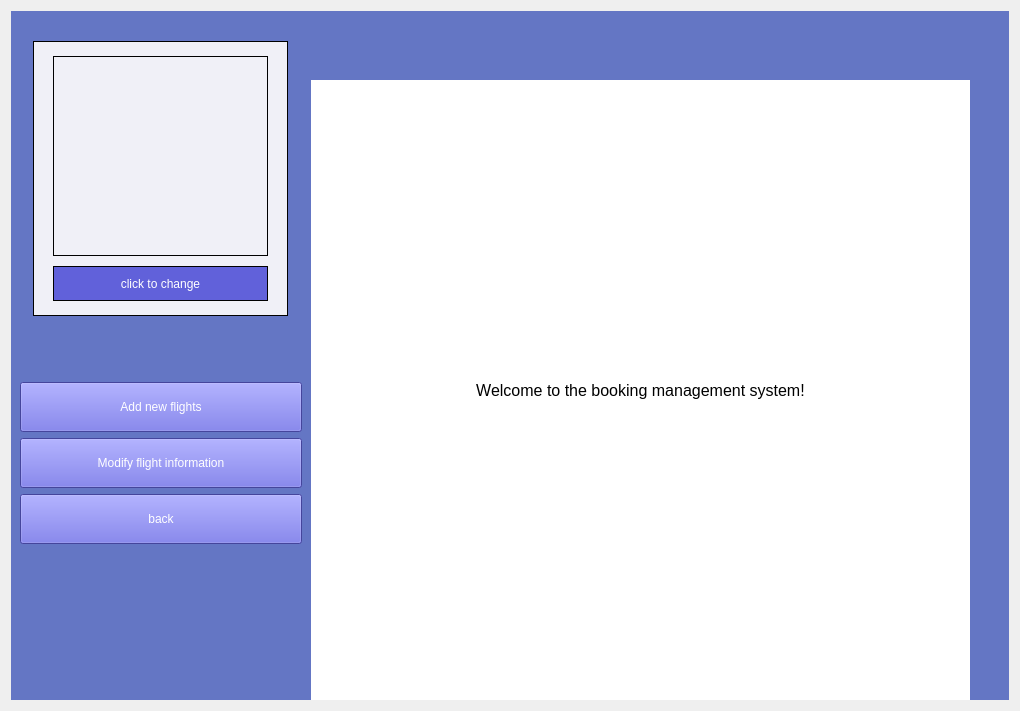
Above: bookingSystem/managerpart.ui from OurBigHomework/OurHomework before the change. Below: the same form after it.
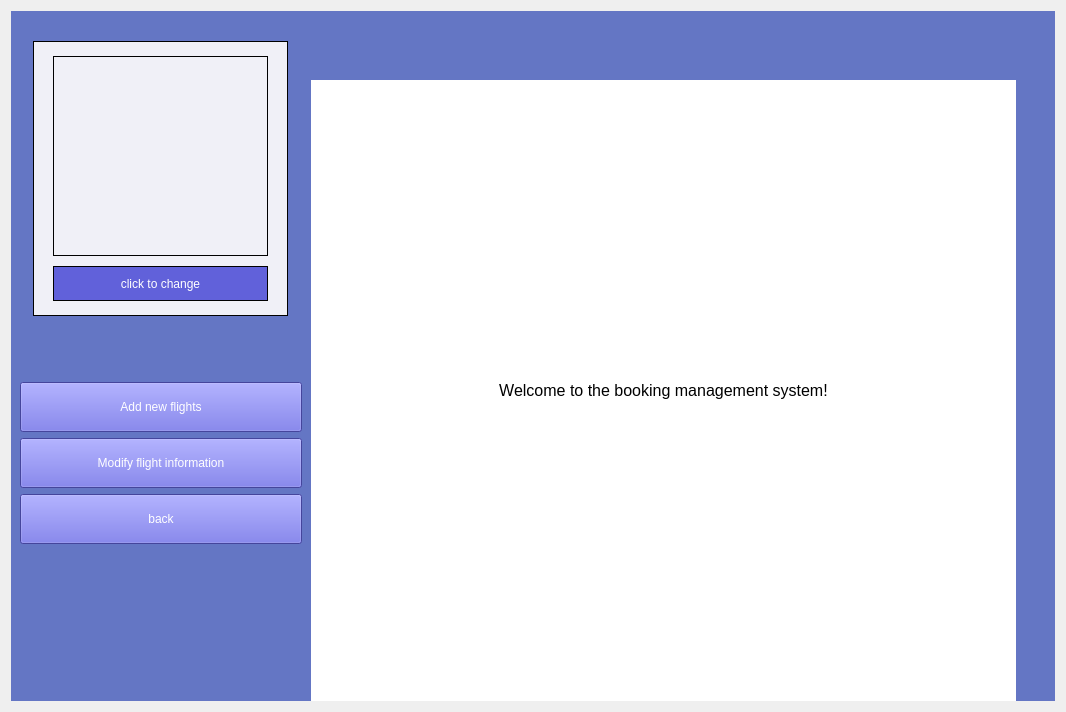
That is the form after the change. Icons and pictures are not drawn.

Patch:
```diff
--- a/bookingSystem/managerpart.ui
+++ b/bookingSystem/managerpart.ui
@@ -6,8 +6,8 @@
    <rect>
     <x>0</x>
     <y>0</y>
-    <width>1020</width>
-    <height>711</height>
+    <width>1066</width>
+    <height>712</height>
    </rect>
   </property>
   <property name="windowTitle">
```
